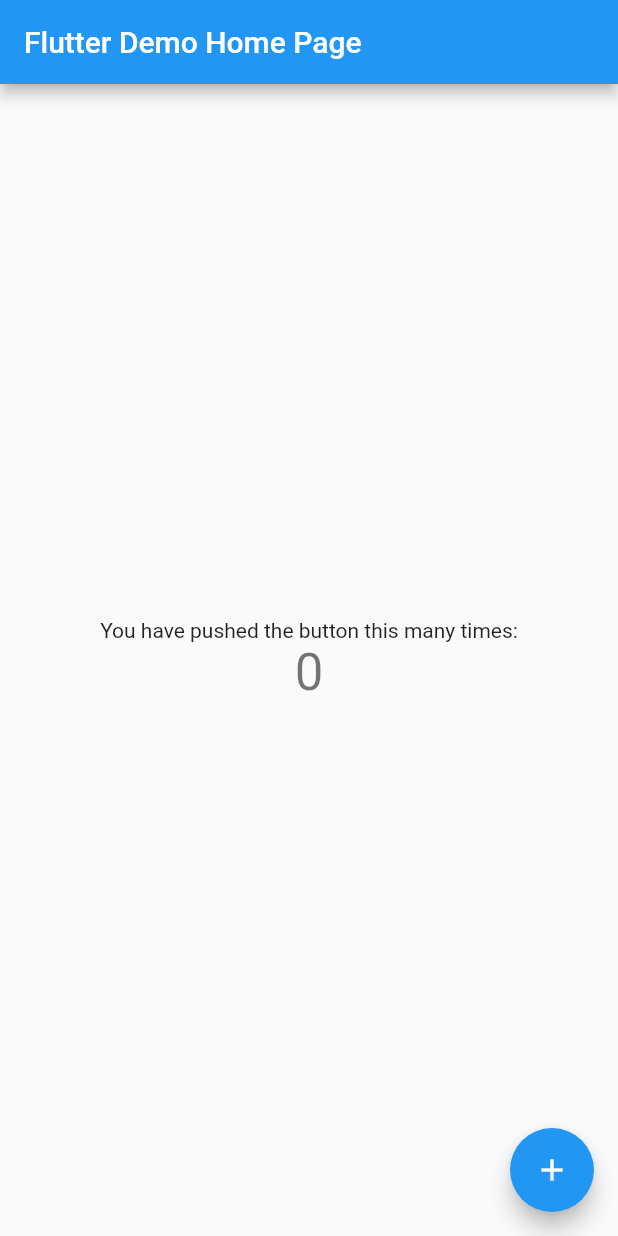
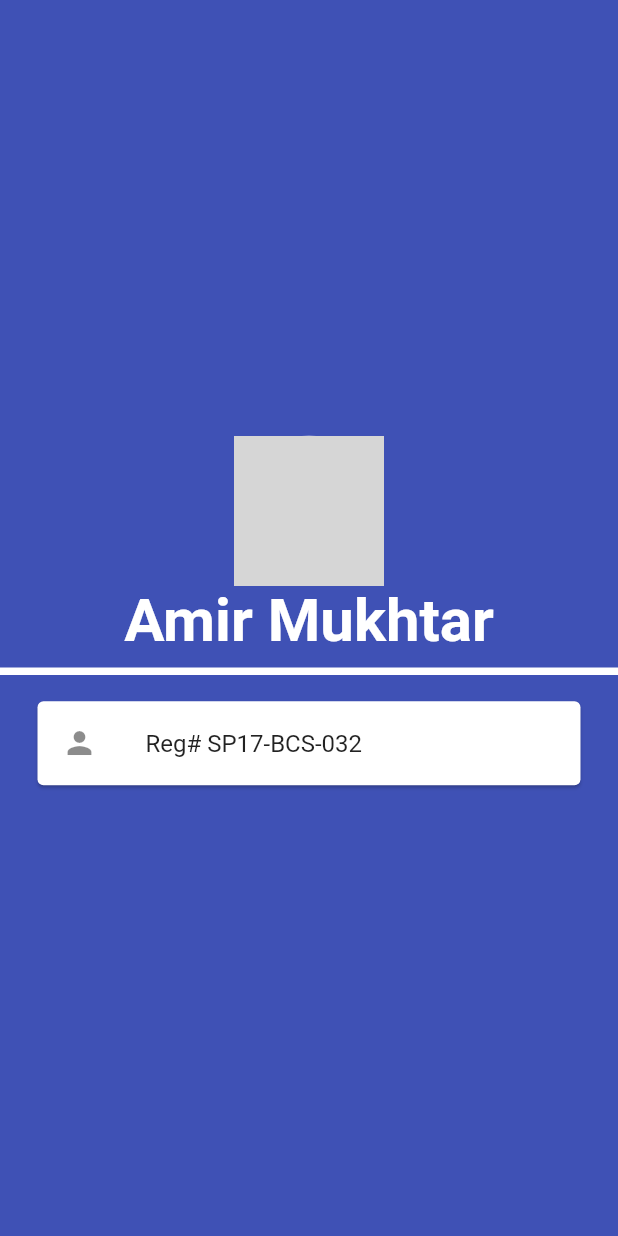
Before and after one commit to hajiamir123/sp17-bcs-032-app, a Flutter app: the screen it shows after launch, on a phone screen of 412 x 824 dp. Run offline on Flutter 3.47's test engine with Material 2 defaults, Android fonts, the phone set to English and light mode, and no system bars; Roboto replaces fonts that are missing (Pacifico); grey boxes are pictures that could not be loaded.

Commit message:
add splash screen

```diff
--- a/lib/main.dart
+++ b/lib/main.dart
@@ -1,5 +1,5 @@
 import 'package:flutter/material.dart';
-
+import 'splashscreen.dart';
 void main() {
   runApp(MyApp());
 }
@@ -26,7 +26,7 @@ class MyApp extends StatelessWidget {
         // closer together (more dense) than on mobile platforms.
         visualDensity: VisualDensity.adaptivePlatformDensity,
       ),
-      home: MyHomePage(title: 'Flutter Demo Home Page'),
+      home: splashscreen(),
     );
   }
 }
--- /dev/null
+++ b/lib/splashscreen.dart
@@ -0,0 +1,67 @@
+import 'dart:async';
+import 'package:flutter/material.dart';
+import 'main.dart';
+
+class splashscreen extends StatefulWidget {
+  @override
+  _splashscreenState createState() => _splashscreenState();
+}
+
+class _splashscreenState extends State<splashscreen> {
+  @override
+  void initState() {
+    super.initState();
+    Timer(Duration(seconds: 3), () {
+      Navigator.of(context).pushReplacement(MaterialPageRoute(
+        builder: (context) => MyApp(),
+      ));
+    });
+  }
+
+  // added test yourself
+  // and made the text to align at center
+  @override
+  Widget build(BuildContext context) {
+    return Scaffold(
+      backgroundColor: Colors.indigo,
+      body: Center(
+        child: Column(mainAxisAlignment: MainAxisAlignment.center, children: [
+          CircleAvatar(
+            radius: 50.0,
+            backgroundColor: Colors.white,
+            backgroundImage: AssetImage('images/AmirMukhtar.jpg'),
+          ),
+          Text(
+            'Amir Mukhtar',
+            style: TextStyle(
+              fontFamily: 'Pacifico',
+              fontSize: 40.0,
+              color: Colors.white,
+              fontWeight: FontWeight.bold,
+            ),
+          ),
+          SizedBox(
+            width: 500.0,
+            height: 20.0,
+            child: Divider(
+              color: Colors.white,
+              thickness: 5.0,
+            ),
+          ),
+          Card(
+            color: Colors.white,
+            margin: EdgeInsets.symmetric(vertical: 10.0, horizontal: 25.0),
+            child: ListTile(
+              leading: Icon(
+                Icons.person,
+              ),
+              title: Text(
+                'Reg# SP17-BCS-032',
+              ),
+            ),
+          ),
+        ]),
+      ),
+    );
+  }
+}
--- a/pubspec.yaml
+++ b/pubspec.yaml
@@ -45,8 +45,8 @@ flutter:
   uses-material-design: true
 
   # To add assets to your application, add an assets section, like this:
-  # assets:
-  #   - images/a_dot_burr.jpeg
+  assets:
+   - images/
   #   - images/a_dot_ham.jpeg
 
   # An image asset can refer to one or more resolution-specific "variants", see
```
